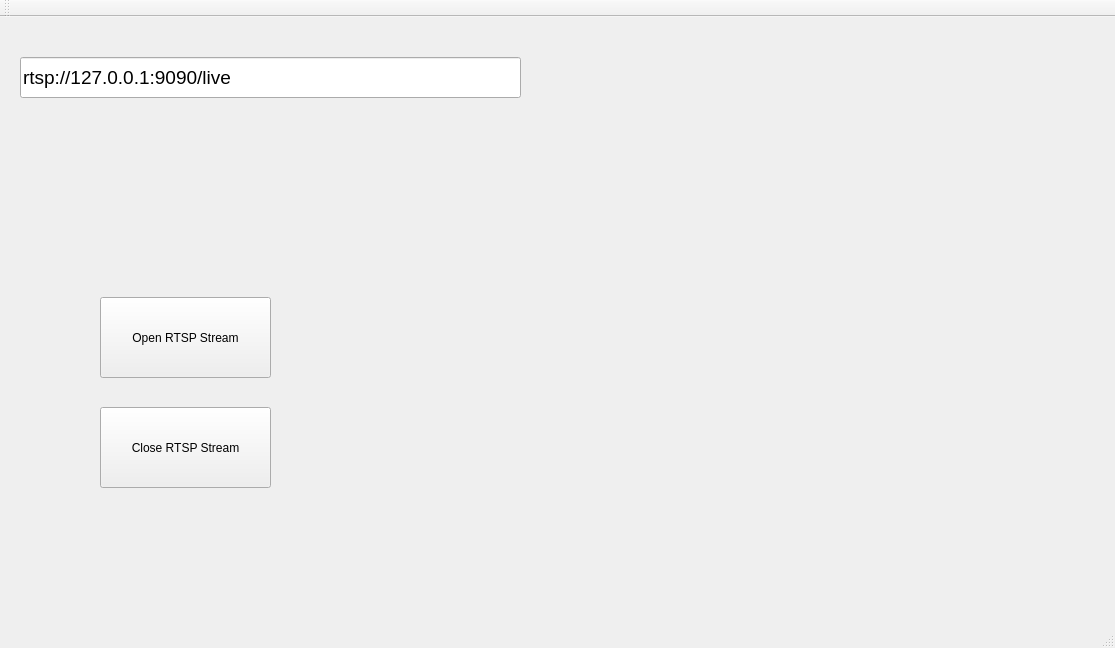
First picture: the form in RtspClient/forms/mainwindow.ui, repository jovanSlavujevic96/MSc_RtspStreaming_Cpp, before the edit.
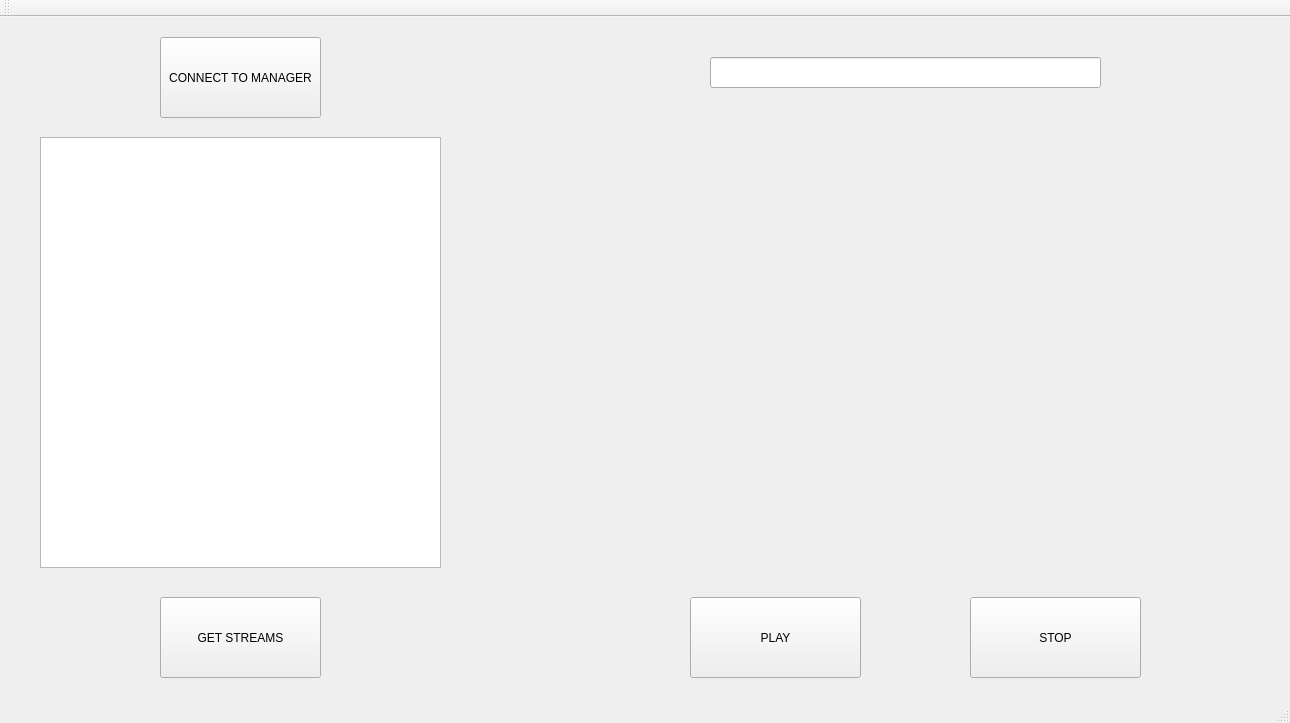
Second picture: the form after the edit.

Commit message: Started working on Network Manager, Implemented getting list of available RTSP streams

```diff
--- a/RtspClient/forms/mainwindow.ui
+++ b/RtspClient/forms/mainwindow.ui
@@ -6,8 +6,8 @@
    <rect>
     <x>0</x>
     <y>0</y>
-    <width>1115</width>
-    <height>648</height>
+    <width>1290</width>
+    <height>723</height>
    </rect>
   </property>
   <property name="windowTitle">
@@ -17,35 +17,35 @@
    <widget class="QPushButton" name="pushButton_openStream">
     <property name="geometry">
      <rect>
-      <x>100</x>
-      <y>280</y>
+      <x>690</x>
+      <y>580</y>
       <width>171</width>
       <height>81</height>
      </rect>
     </property>
     <property name="text">
-     <string>Open RTSP Stream</string>
+     <string>PLAY</string>
     </property>
    </widget>
    <widget class="QPushButton" name="pushButton_closeStream">
     <property name="geometry">
      <rect>
-      <x>100</x>
-      <y>390</y>
+      <x>970</x>
+      <y>580</y>
       <width>171</width>
       <height>81</height>
      </rect>
     </property>
     <property name="text">
-     <string>Close RTSP Stream</string>
+     <string>STOP</string>
     </property>
    </widget>
    <widget class="QLabel" name="label">
     <property name="geometry">
      <rect>
-      <x>360</x>
-      <y>130</y>
-      <width>731</width>
+      <x>550</x>
+      <y>90</y>
+      <width>711</width>
       <height>431</height>
      </rect>
     </property>
@@ -53,13 +53,55 @@
      <string/>
     </property>
    </widget>
-   <widget class="QLineEdit" name="lineEdit">
+   <widget class="QPushButton" name="get_streams_button">
     <property name="geometry">
      <rect>
-      <x>20</x>
+      <x>160</x>
+      <y>580</y>
+      <width>161</width>
+      <height>81</height>
+     </rect>
+    </property>
+    <property name="text">
+     <string>GET STREAMS</string>
+    </property>
+   </widget>
+   <widget class="QListWidget" name="rtspStreams_listWidget">
+    <property name="geometry">
+     <rect>
+      <x>40</x>
+      <y>120</y>
+      <width>401</width>
+      <height>431</height>
+     </rect>
+    </property>
+    <property name="font">
+     <font>
+      <family>MS Shell Dlg 2</family>
+      <pointsize>14</pointsize>
+     </font>
+    </property>
+   </widget>
+   <widget class="QPushButton" name="connectToManager_button">
+    <property name="geometry">
+     <rect>
+      <x>160</x>
+      <y>20</y>
+      <width>161</width>
+      <height>81</height>
+     </rect>
+    </property>
+    <property name="text">
+     <string>CONNECT TO MANAGER</string>
+    </property>
+   </widget>
+   <widget class="QLineEdit" name="runningStream_lineEdit">
+    <property name="geometry">
+     <rect>
+      <x>710</x>
       <y>40</y>
-      <width>501</width>
-      <height>41</height>
+      <width>391</width>
+      <height>31</height>
      </rect>
     </property>
     <property name="font">
@@ -67,8 +109,8 @@
       <pointsize>14</pointsize>
      </font>
     </property>
-    <property name="text">
-     <string>rtsp://127.0.0.1:9090/live</string>
+    <property name="readOnly">
+     <bool>true</bool>
     </property>
    </widget>
   </widget>
```
Left out of the diff: 4 changed lines with no effect on the pictures. The commit also changes 17 other files.
